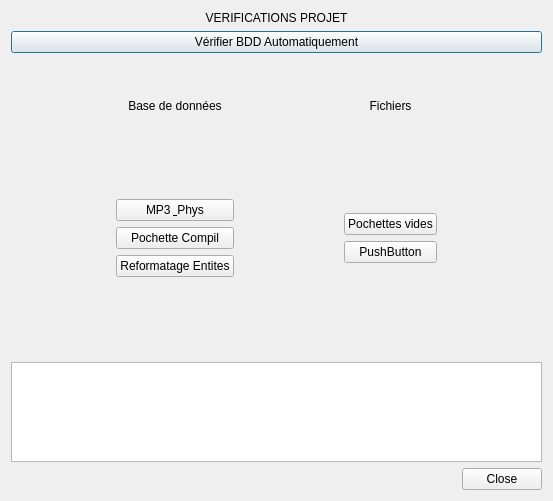
Qt form projet-musique/core/dialogverifications.ui (toopoormaghell/projet-musique) before a commit.
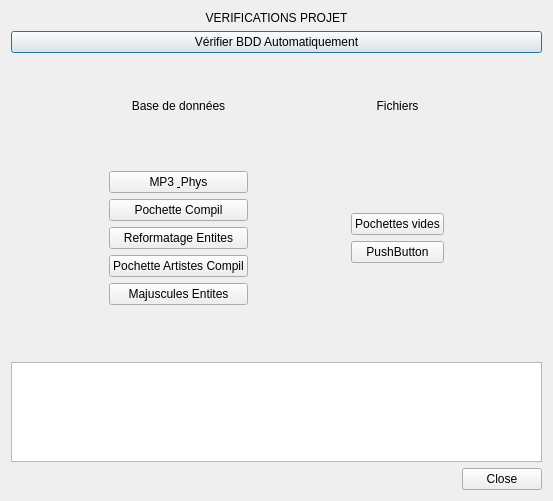
The same form after that commit.

Commit message:
-> Nouvelle fonction : MajusuculeAChaqueMot, qui permet de mettre une majuscule à chaque mot que ce soit dans le titre, dans l'album ou dans l'artiste.
-> Modification de l'UI de l'onglet Phys.

What changed in the file:
```diff
--- a/projet-musique/core/dialogverifications.ui
+++ b/projet-musique/core/dialogverifications.ui
@@ -111,6 +111,23 @@
          </property>
         </widget>
        </item>
+       <item>
+        <widget class="QPushButton" name="pushButton">
+         <property name="toolTip">
+          <string>&lt;html&gt;&lt;head/&gt;&lt;body&gt;&lt;p&gt;Reformate toutes les pochettes des artistes qui n'existent qu'en compil&lt;/p&gt;&lt;/body&gt;&lt;/html&gt;</string>
+         </property>
+         <property name="text">
+          <string>Pochette Artistes Compil</string>
+         </property>
+        </widget>
+       </item>
+       <item>
+        <widget class="QPushButton" name="majuscules">
+         <property name="text">
+          <string>Majuscules Entites</string>
+         </property>
+        </widget>
+       </item>
        <item>
         <spacer name="verticalSpacer_2">
          <property name="orientation">
```
The commit also changes 29 other files.
